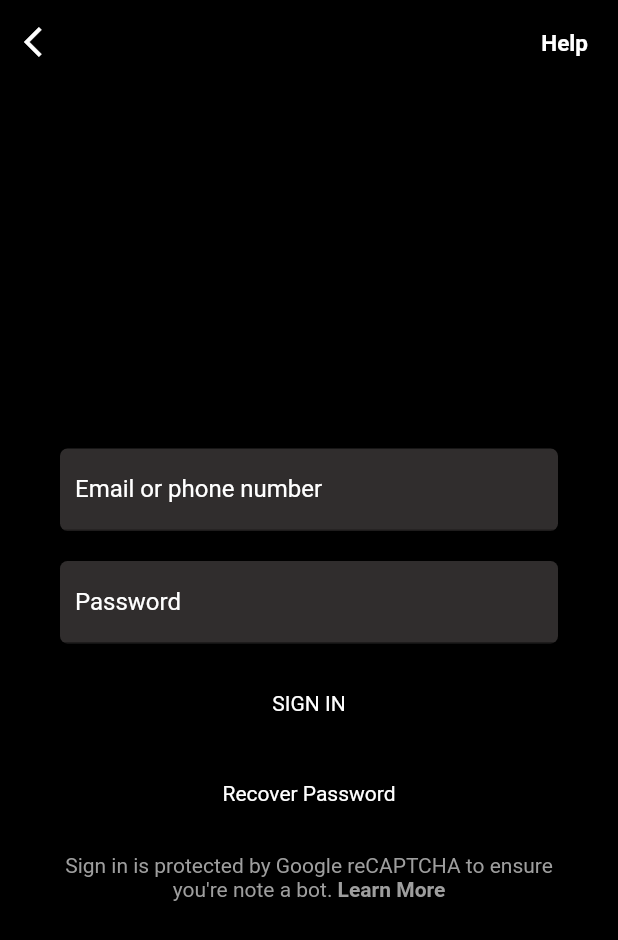
After one commit to becek2n/flutter-netflix-clone-ui, a Flutter app: the screen it shows after launch, after a tap on "SIGN IN", on a phone screen of 412 x 824 dp. The commit adds this screen. Shown: the top 940 px of the screen. Run offline on Flutter 3.47's test engine with Material 2 defaults, Android fonts, the phone set to English and light mode, and no system bars.

Commit message:
login screen

```diff
--- /dev/null
+++ b/lib/LoginScreen.dart
@@ -0,0 +1,204 @@
+import 'package:flutter/material.dart';
+
+class SignInScreen extends StatefulWidget {
+ const SignInScreen({Key key}) : super(key: key);
+
+  @override
+  _SignInScreenState createState() => new _SignInScreenState();
+
+}
+
+class _SignInScreenState extends State<SignInScreen>{
+  final textControllerUser = TextEditingController(),
+    textControllerPassword = TextEditingController();
+
+  bool bMatch = false;
+  @override
+  void initState() {
+    super.initState();
+
+    textControllerUser.addListener(_printLatestValue);
+    textControllerPassword.addListener(_printLatestValue);
+  }
+
+  @override
+  void dispose() {
+    super.dispose();
+  }
+
+  _printLatestValue() {
+    print("Second text field: ${textControllerUser.text}");
+    setState(() {
+      if(textControllerUser.text.length > 0 && textControllerPassword.text.length > 0){
+        bMatch = true;
+      }else if(textControllerUser.text.length == 0 || textControllerPassword.text.length == 0){
+        bMatch = false;
+      }
+    });
+
+  }
+
+  @override
+  Widget build(BuildContext context) {
+    return Scaffold(
+        backgroundColor: Colors.black,
+        appBar: new AppBar(
+          backgroundColor: Colors.black,
+          centerTitle: true,
+          leading: new IconButton(
+            icon: new Icon(Icons.arrow_back_ios),
+            onPressed: () => Navigator.of(context).pop(),
+          ),
+          actions: [
+            new Padding(
+              padding: EdgeInsets.only(right: 20, top: 20),
+              child: Text("Help", style: TextStyle(color: Colors.white, fontWeight: FontWeight.bold, fontSize: 15),),
+            )
+          ],
+          elevation: 0,
+        ),
+        body: Center(
+          child: new SingleChildScrollView(
+          child: Column(
+            crossAxisAlignment: CrossAxisAlignment.center,
+            mainAxisAlignment: MainAxisAlignment.center,
+            children: <Widget>[
+              Padding(
+                padding: const EdgeInsets.only(top: 20.0, right: 40.0, left: 40.0),
+                child: Container(
+                  decoration: BoxDecoration(
+                    color: Color.fromRGBO(48,45,45, 1),
+                    borderRadius: BorderRadius.all(Radius.circular(5)),
+                  ),
+                  child: new TextFormField(
+                    controller: textControllerUser,
+                    style: TextStyle(color: Colors.white),
+                    cursorColor: Colors.white,
+                    decoration: const InputDecoration(
+                      focusColor: Colors.white,
+                      labelText: 'Email or phone number',
+                      labelStyle: TextStyle(color: Colors.white),
+                      contentPadding: const EdgeInsets.all(10.0),
+                      fillColor: Colors.white,
+                      focusedBorder: UnderlineInputBorder(
+                        borderSide: BorderSide(color: Colors.transparent),
+                      ),
+                    ),
+                    keyboardType: TextInputType.emailAddress,
+                    obscureText: true,
+                  ),
+                )
+              ),
+              Padding(
+                padding: const EdgeInsets.only(top: 20.0, right: 40.0, left: 40.0),
+                child: Container(
+                  decoration: BoxDecoration(
+                    color: Color.fromRGBO(48,45,45, 1),
+                    borderRadius: BorderRadius.all(Radius.circular(5)),
+                  ),
+                  child: new TextFormField(
+                    controller: textControllerPassword,
+                    style: TextStyle(color: Colors.white),
+                    cursorColor: Colors.white,
+                    decoration: const InputDecoration(
+                      focusColor: Colors.white,
+                      labelText: 'Password',
+                      labelStyle: TextStyle(color: Colors.white),
+                      contentPadding: const EdgeInsets.all(10.0),
+                      fillColor: Colors.white,
+                      focusedBorder: UnderlineInputBorder(
+                        borderSide: BorderSide(color: Colors.transparent),
+                      ),
+                    ),
+                    keyboardType: TextInputType.visiblePassword,
+                    obscureText: true,
+                  ),
+                )
+              ),
+              Padding(
+                padding: const EdgeInsets.only(top: 20.0),
+                child: Container(
+                  alignment: Alignment.center,
+                  width: MediaQuery.of(context).size.width * .80,
+                  height: 40,
+                  decoration: BoxDecoration(
+                    borderRadius: BorderRadius.all(Radius.circular(2)),
+                    color: (bMatch == true) ? Color.fromRGBO(213,0,2, 1) : Colors.transparent,
+                  ),
+                  child: Center(
+                    child: InkWell(
+                      child: Row(
+                        mainAxisAlignment: MainAxisAlignment.center,
+                        crossAxisAlignment: CrossAxisAlignment.center,
+                        children: [
+                          Text("SIGN IN", style: TextStyle(color: Colors.white),)
+                        ]
+                      ),
+                      onTap: (){
+                        Navigator.of(context).push(MaterialPageRoute(builder: (context) =>
+                              new SignInScreen()
+                            )
+                          );
+                      },
+                    )
+                  ),
+                ),
+              ),
+              Padding(
+                padding: const EdgeInsets.only(top: 20.0),
+                child: Container(
+                  alignment: Alignment.center,
+                  width: MediaQuery.of(context).size.width * .80,
+                  height: 40,
+                  decoration: BoxDecoration(
+                    borderRadius: BorderRadius.all(Radius.circular(2)),
+                  ),
+                  child: Center(
+                    child: InkWell(
+                      child: Row(
+                        mainAxisAlignment: MainAxisAlignment.center,
+                        crossAxisAlignment: CrossAxisAlignment.center,
+                        children: [
+                          Text("Recover Password", style: TextStyle(color: Colors.white),)
+                        ]
+                      ),
+                      onTap: (){
+                        Navigator.of(context).push(MaterialPageRoute(builder: (context) =>
+                            new SignInScreen()
+                          )
+                        );
+                      },
+                    )
+                  ),
+                ),
+              ),
+              Padding(
+                padding: const EdgeInsets.only(top: 20.0),
+                child: Container(
+                  alignment: Alignment.center,
+                  width: MediaQuery.of(context).size.width * .80,
+                  child: Center(
+                    child: RichText(
+                      text: new TextSpan(
+                        style: new TextStyle(
+                          fontSize: 14.0,
+                          color: Colors.black,
+                        ),
+                        children: <TextSpan>[
+                          new TextSpan(text: "Sign in is protected by Google reCAPTCHA to ensure you're note a bot. ", style: TextStyle(color: Colors.grey)),
+                          new TextSpan(text: 'Learn More', style: new TextStyle(fontWeight: FontWeight.bold, color: Colors.grey)),
+                        ],
+                      ),
+                      textAlign: TextAlign.center,
+                    )
+                  )
+                )
+              )
+            ],
+          ),
+        ),
+      )
+    );
+  }
+
+}
--- a/lib/OnboardingScreen.dart
+++ b/lib/OnboardingScreen.dart
@@ -1,4 +1,5 @@
 import 'package:flutter/material.dart';
+import 'package:netflix_clone/LoginScreen.dart';
 
 class OnBoardingScreen extends StatefulWidget {
   OnBoardingScreen({Key key}) : super(key: key);
@@ -125,6 +126,7 @@ class _OnBoardingScreenState extends State<OnBoardingScreen> {
                       color:Color.fromRGBO(213,0,2, 1),
                     ),
                     child: Center(
+                      child: InkWell(
                         child: Row(
                           mainAxisAlignment: MainAxisAlignment.center,
                           crossAxisAlignment: CrossAxisAlignment.center,
@@ -132,6 +134,13 @@ class _OnBoardingScreenState extends State<OnBoardingScreen> {
                             Text("SIGN IN", style: TextStyle(color: Colors.white),)
                           ]
                         ),
+                        onTap: (){
+                          Navigator.of(context).push(MaterialPageRoute(builder: (context) =>
+                                new SignInScreen()
+                              )
+                            );
+                        },
+                      )
                     ),
                   ),
 
```
Lines whose indentation alone changed are shown as unchanged.
